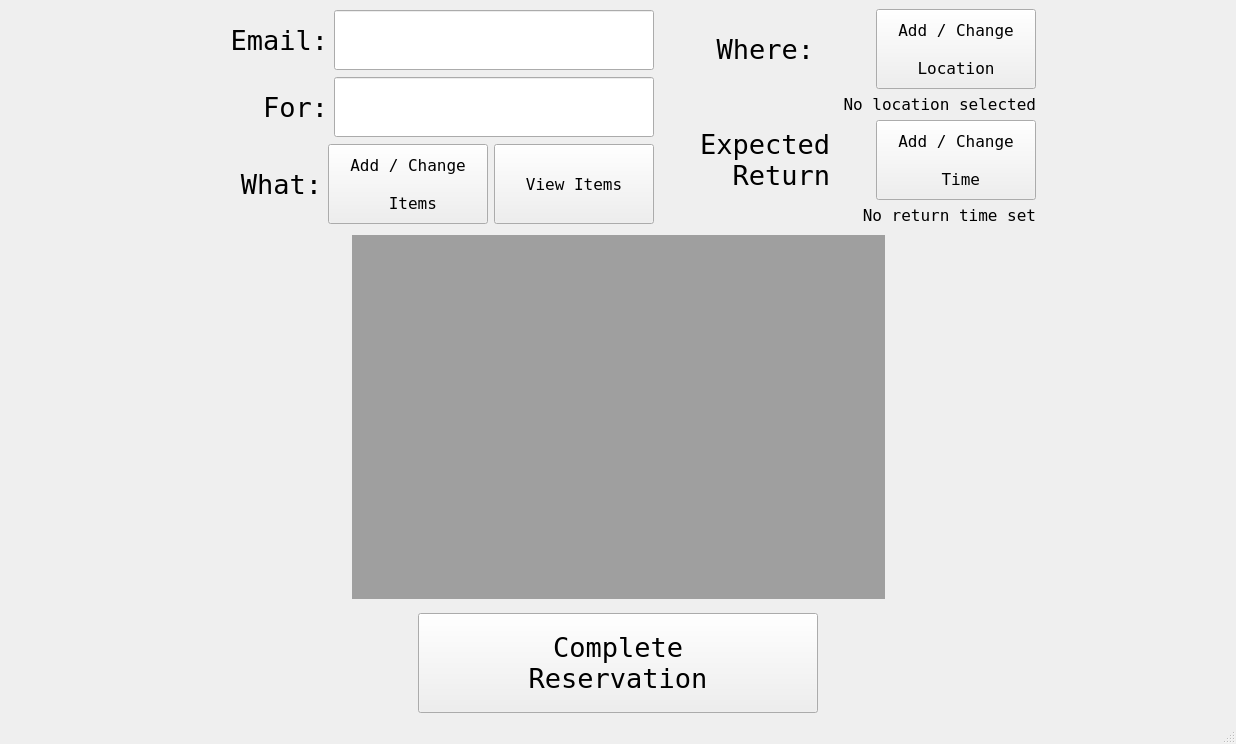
LSSUHDTeam/Equip-IT, file QtInterface/windows/checkout.ui: the form before one commit.
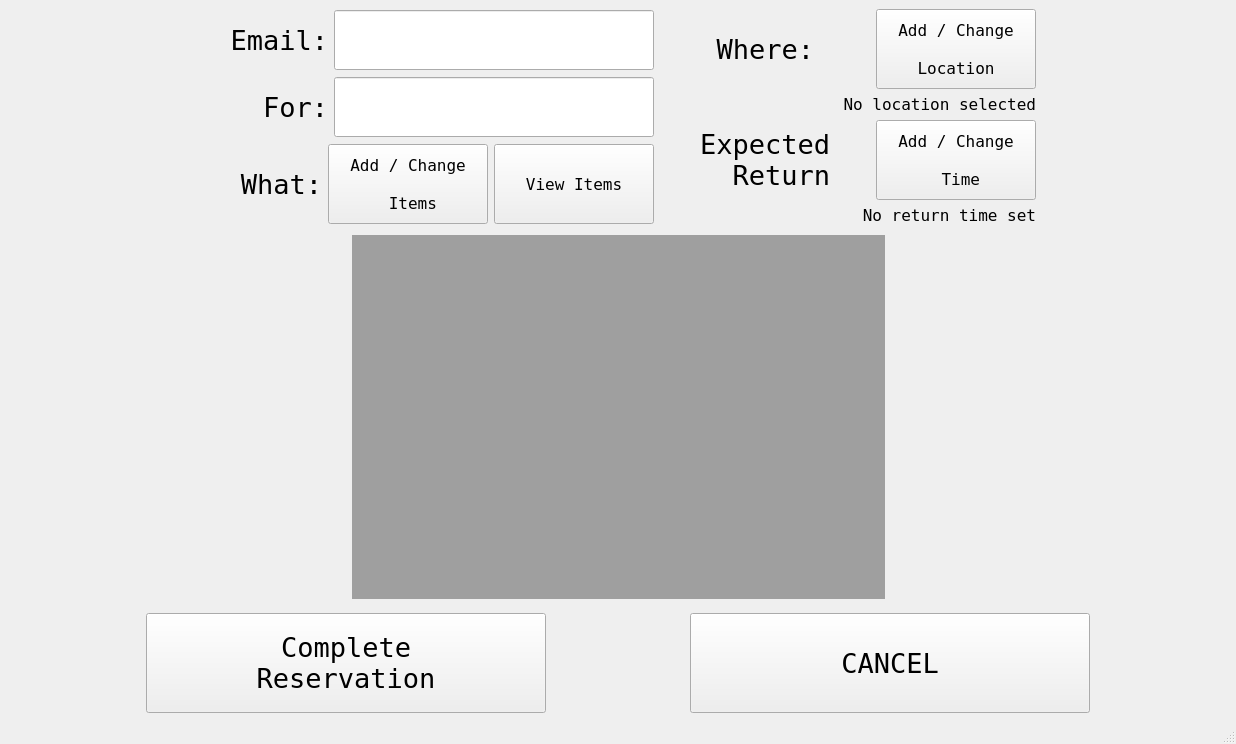
The form after the commit. Custom widgets are drawn as their Qt base class.

What changed in the file:
```diff
--- a/QtInterface/windows/checkout.ui
+++ b/QtInterface/windows/checkout.ui
@@ -532,6 +532,37 @@
         </property>
        </widget>
       </item>
+      <item>
+       <spacer name="horizontalSpacer_12">
+        <property name="orientation">
+         <enum>Qt::Horizontal</enum>
+        </property>
+        <property name="sizeHint" stdset="0">
+         <size>
+          <width>40</width>
+          <height>20</height>
+         </size>
+        </property>
+       </spacer>
+      </item>
+      <item>
+       <widget class="QPushButton" name="cancelReservationButton">
+        <property name="minimumSize">
+         <size>
+          <width>400</width>
+          <height>100</height>
+         </size>
+        </property>
+        <property name="font">
+         <font>
+          <pointsize>20</pointsize>
+         </font>
+        </property>
+        <property name="text">
+         <string>CANCEL</string>
+        </property>
+       </widget>
+      </item>
       <item>
        <spacer name="horizontalSpacer_10">
         <property name="orientation">
```
Left out of the diff: 1 changed line with no effect on the pictures.
